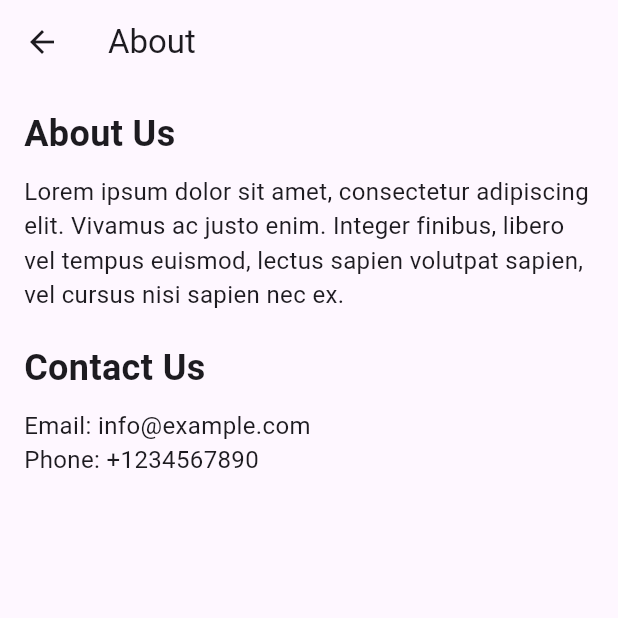
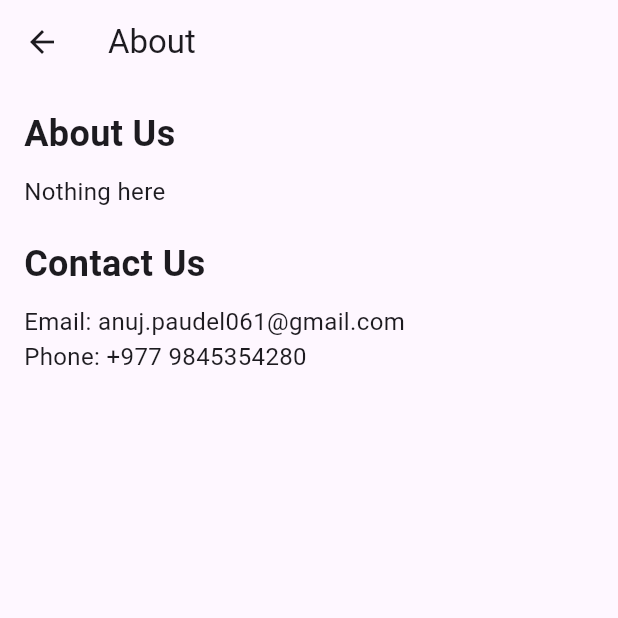
Before and after one commit to Anuzzzzzzzz/mobile, a Flutter app: the AboutScreen screen opened directly, on a phone screen of 412 x 824 dp, the top half of it. Run offline on Flutter 3.47's test engine with Material 3 defaults, Android fonts, the phone set to English and light mode, and no system bars.

Commit message:
added more screens

```diff
--- a/lib/screens/about_screen.dart
+++ b/lib/screens/about_screen.dart
@@ -20,9 +20,7 @@ class AboutScreen extends StatelessWidget {
             ),
             SizedBox(height: 10.0),
             Text(
-              'Lorem ipsum dolor sit amet, consectetur adipiscing elit. '
-              'Vivamus ac justo enim. Integer finibus, libero vel tempus euismod, '
-              'lectus sapien volutpat sapien, vel cursus nisi sapien nec ex.',
+              'Nothing here',
               style: TextStyle(fontSize: 16.0),
             ),
             SizedBox(height: 20.0),
@@ -32,7 +30,7 @@ class AboutScreen extends StatelessWidget {
             ),
             SizedBox(height: 10.0),
             Text(
-              'Email: info@example.com\nPhone: +1234567890',
+              'Email: anuj.paudel061@gmail.com\nPhone: +977 9845354280',
               style: TextStyle(fontSize: 16.0),
             ),
           ],
```
Also changed, not shown: lib/screens/profile_screen.dart (added, +39 -0 lines).
